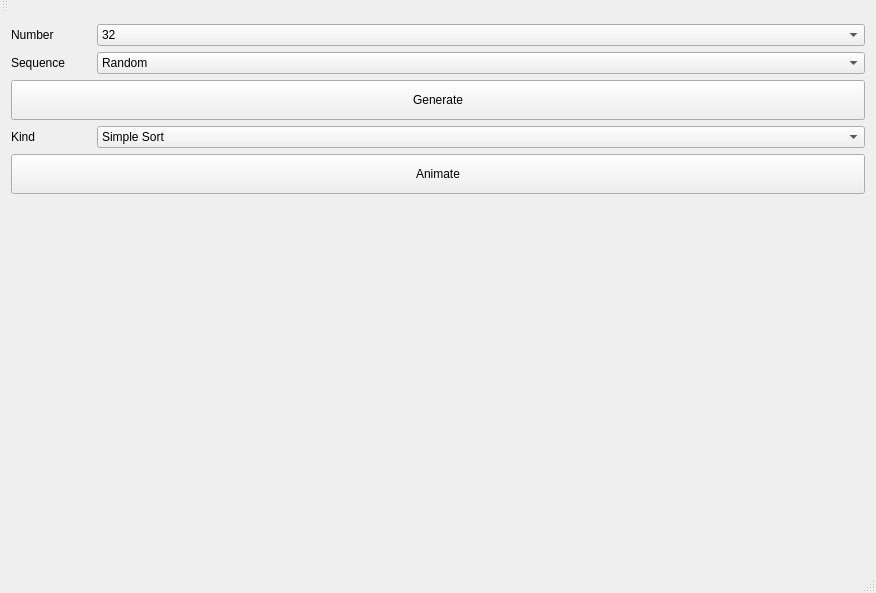
nishidate-yuki/SortingVisualizer, file SortingVisualizer/mainwindow.ui: the form before one commit.
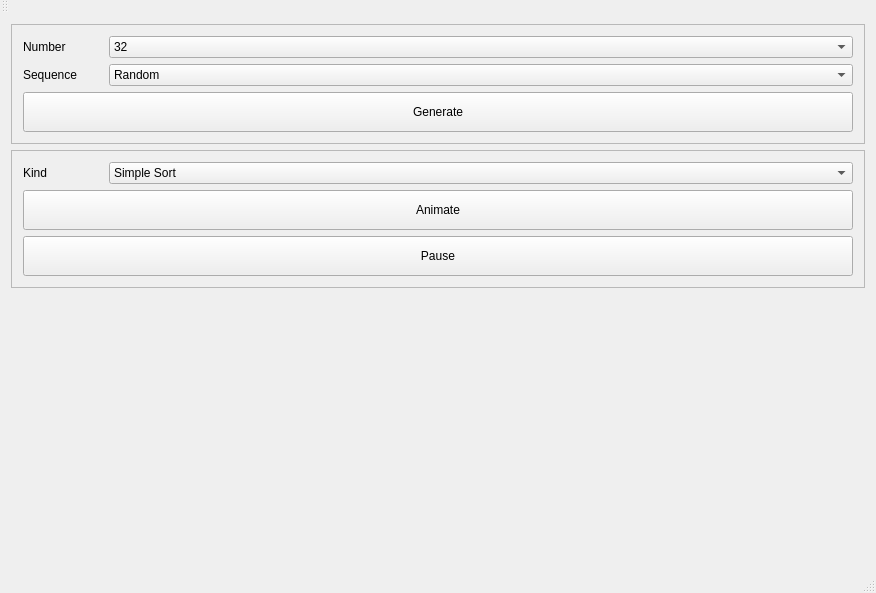
The form after the commit.

What changed in the file:
```diff
--- a/SortingVisualizer/mainwindow.ui
+++ b/SortingVisualizer/mainwindow.ui
@@ -25,6 +25,15 @@
      <layout class="QGridLayout" name="gridLayout"/>
     </item>
     <item>
+     <layout class="QVBoxLayout" name="verticalLayout_3">
+      <item>
+       <widget class="QFrame" name="frame">
+        <property name="frameShape">
+         <enum>QFrame::StyledPanel</enum>
+        </property>
+        <property name="frameShadow">
+         <enum>QFrame::Raised</enum>
+        </property>
      <layout class="QVBoxLayout" name="verticalLayout">
       <item>
        <layout class="QFormLayout" name="formLayout">
@@ -116,6 +125,18 @@
         </property>
        </widget>
       </item>
+        </layout>
+       </widget>
+      </item>
+      <item>
+       <widget class="QFrame" name="frame_2">
+        <property name="frameShape">
+         <enum>QFrame::StyledPanel</enum>
+        </property>
+        <property name="frameShadow">
+         <enum>QFrame::Raised</enum>
+        </property>
+        <layout class="QVBoxLayout" name="verticalLayout_2">
       <item>
        <layout class="QFormLayout" name="formLayout_2">
         <item row="0" column="0">
@@ -173,6 +194,22 @@
         <property name="text">
          <string>Animate</string>
         </property>
+          </widget>
+         </item>
+         <item>
+          <widget class="QPushButton" name="pushButton_3">
+           <property name="minimumSize">
+            <size>
+             <width>0</width>
+             <height>40</height>
+            </size>
+           </property>
+           <property name="text">
+            <string>Pause</string>
+           </property>
+          </widget>
+         </item>
+        </layout>
        </widget>
       </item>
       <item>
```
Lines whose indentation alone changed are shown as unchanged.
